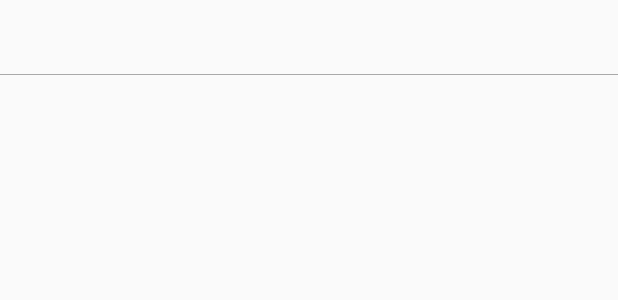
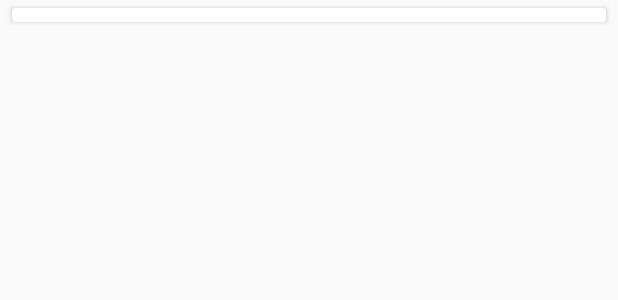
Before and after one commit to wangkr/OfferShow, an Android app: the layout layout_offerinfo_item.xml on its own in the app's theme, with its tools: preview values and no code run, on a phone screen of 412 x 824 dp. Shown: the top 300 px of the screen. Run offline under Robolectric (Android 15) with nearby library versions, the phone set to English and light mode, and no system bars.

Commit message:
second commit

```diff
--- a/app/src/main/AndroidManifest.xml
+++ b/app/src/main/AndroidManifest.xml
@@ -16,6 +16,7 @@
         android:icon="@mipmap/ic_launcher"
         android:label="@string/app_name"
         android:supportsRtl="true"
+        android:hardwareAccelerated="true"
         android:theme="@style/AppTheme"
         android:name=".OfferShowApp">
         <activity
@@ -39,6 +40,7 @@
         </activity>
 
         <activity android:name=".activity.AboutActivity"
+            android:label="更多"
             android:configChanges="orientation"
             android:screenOrientation="portrait"
             android:windowSoftInputMode="adjustUnspecified|stateHidden">
--- a/app/src/main/java/offershow/online/activity/base/BaseActivity.java
+++ b/app/src/main/java/offershow/online/activity/base/BaseActivity.java
@@ -89,10 +89,4 @@ public class BaseActivity extends AppCompatActivity {
         super.onPause();
         MobclickAgent.onPause(this);
     }
-
-    @Override
-    protected void onStop() {
-        super.onStop();
-        HttpClientBase.getInstance().cancellAll();
-    }
 }
--- a/app/src/main/java/offershow/online/model/helper/DataHelper.java
+++ b/app/src/main/java/offershow/online/model/helper/DataHelper.java
@@ -223,7 +223,8 @@ public class DataHelper {
 
     public static void  updateOfferInfoWrapperList(List<OfferInfo> ois){
         if (ois.size() > sOfferInfoWrappers.size()) {
-            for(int i = 0;i < ois.size() - sOfferInfoWrappers.size();i++){
+            int oiwSize = sOfferInfoWrappers.size();
+            for(int i = 0;i < ois.size() - oiwSize;i++){
                 OfferInfo oi = ois.get(i);
                 sOfferInfoWrappers.add(new OfferInfoWrapper(oi.getId(), oi.getCompany(), oi.getPosition(), oi.getCity()));
             }
--- /dev/null
+++ b/app/src/main/res/drawable/circle_bg_theme.xml
@@ -0,0 +1,6 @@
+<?xml version="1.0" encoding="utf-8"?>
+<shape xmlns:android="http://schemas.android.com/apk/res/android"
+    android:shape="oval">
+    <solid android:color="#888888"/>
+    <size android:height="10dp" android:width="10dp"/>
+</shape>
--- a/app/src/main/res/layout/layout_offerinfo_item.xml
+++ b/app/src/main/res/layout/layout_offerinfo_item.xml
@@ -1,73 +1,103 @@
 <?xml version="1.0" encoding="utf-8"?>
-<RelativeLayout
+<LinearLayout
     xmlns:android="http://schemas.android.com/apk/res/android"
     android:layout_width="match_parent"
-    android:layout_height="50dp"
-    android:paddingTop="8dp">
+    android:layout_height="wrap_content"
+    xmlns:app="http://schemas.android.com/apk/res-auto">
+    <android.support.v7.widget.CardView
+        android:id="@+id/offer_item_cv"
+        android:layout_width="match_parent"
+        android:layout_height="wrap_content"
+        android:layout_marginLeft="5dp"
+        android:layout_marginRight="5dp"
+        android:layout_marginTop="1dp"
+        android:layout_marginBottom="1dp"
+        app:cardBackgroundColor="@color/white"
+        app:contentPaddingTop="4dp"
+        app:contentPaddingLeft="10dp"
+        app:contentPaddingRight="10dp"
+        app:contentPaddingBottom="5dp"
+        app:cardCornerRadius="2dp"
+        app:cardElevation="2dp"
+        app:cardPreventCornerOverlap="true"
+        app:cardUseCompatPadding="true">
+        <TextView
+            android:id="@+id/offer_item_tag"
+            android:layout_width="wrap_content"
+            android:layout_height="35dp"
+            android:layout_gravity="center_vertical|start"
+            android:gravity="center_vertical|start"
+            android:textSize="@dimen/text_size_15"
+            android:textColor="@color/colorPrimary"
+            android:background="@color/color_b3b3b3"
+            android:visibility="gone"/>
         <TextView
             android:id="@+id/offer_item_company"
-        android:layout_width="140dp"
+            android:layout_width="wrap_content"
             android:layout_height="20dp"
-        android:layout_alignParentStart="true"
-        android:layout_alignParentTop="true"
-        android:layout_marginStart="10dp"
-        style="@style/OfferItem.TextView"/>
+            android:layout_gravity="start|top"
+            style="@style/OfferItem.TextView"
+            android:visibility="gone"/>
 
         <TextView
             android:id="@+id/offer_item_city"
             android:layout_width="60dp"
-        android:layout_height="20dp"
-        android:layout_alignParentTop="true"
-        android:layout_toEndOf="@id/offer_item_company"
-        android:layout_marginStart="5dp"
-        style="@style/OfferItem.TextView"/>
+            android:layout_height="15dp"
+            android:layout_marginTop="20dp"
+            android:layout_gravity="start"
+            style="@style/OfferItem.TextView.SubText"
+            android:visibility="gone"/>
 
         <TextView
             android:id="@+id/offer_item_position"
-        android:layout_width="130dp"
-        android:layout_height="20dp"
-        android:layout_alignParentTop="true"
-        android:layout_alignParentEnd="true"
-        android:layout_marginEnd="10dp"
-        style="@style/OfferItem.TextView"
-        android:gravity="right|center_vertical"/>
+            android:layout_width="wrap_content"
+            android:layout_height="15dp"
+            android:layout_marginTop="20dp"
+            android:layout_marginStart="60dp"
+            style="@style/OfferItem.TextView.SubText"
+            android:gravity="start|center_vertical"
+            android:visibility="gone"/>
 
         <TextView
             android:id="@+id/offer_item_score"
-        android:layout_width="140dp"
-        android:layout_height="wrap_content"
-        android:layout_below="@id/offer_item_company"
-        android:textColor="@color/color_999999"
-        android:layout_marginStart="10dp"
+            android:layout_width="35dp"
+            android:layout_height="35dp"
+            android:textColor="@color/color_split_line_cccccc"
+            android:layout_gravity="center_vertical|end"
             android:textSize="10sp"
-        android:gravity="start|center_vertical"
-        android:layout_marginEnd="5dp"/>
+            android:gravity="center"
+            android:background="@drawable/circle_bg_theme"
+            android:layout_marginEnd="5dp"
+            android:visibility="gone"/>
 
+        <View
+            android:id="@+id/offer_detail_eye"
+            android:layout_width="12dp"
+            android:layout_height="8dp"
+            android:background="@drawable/eye_icn"
+            android:layout_marginTop="38.5dp"
+            android:visibility="gone"/>
         <TextView
             android:id="@+id/offer_item_number"
-        android:layout_width="90dp"
-        android:layout_height="wrap_content"
-        android:layout_toRightOf="@id/offer_item_score"
-        android:layout_below="@id/offer_item_company"
+            android:layout_width="40dp"
+            android:layout_height="15dp"
             android:textColor="@color/color_999999"
             android:textSize="10sp"
             android:gravity="start|center_vertical"
-        android:layout_marginEnd="10dp"/>
+            android:layout_marginStart="14dp"
+            android:layout_marginTop="35dp"
+            android:visibility="gone"/>
 
 
         <TextView
             android:id="@+id/offer_item_time"
             android:layout_width="wrap_content"
-        android:layout_height="wrap_content"
-        android:layout_alignParentEnd="true"
-        android:layout_below="@id/offer_item_company"
+            android:layout_height="15dp"
             android:textColor="@color/color_999999"
             android:textSize="10sp"
-        android:gravity="end|center_vertical"
-        android:layout_marginEnd="10dp"/>
-    <View
-        android:layout_width="match_parent"
-        android:layout_height="1px"
-        android:background="@color/color_gray_a9a9a9"
-        android:layout_alignParentBottom="true"/>
-</RelativeLayout>
+            android:gravity="start|center_vertical"
+            android:layout_marginStart="60dp"
+            android:layout_marginTop="35dp"
+            android:visibility="gone"/>
+    </android.support.v7.widget.CardView>
+</LinearLayout>
--- a/app/src/main/res/layout/nim_easy_alert_dialog_title.xml
+++ b/app/src/main/res/layout/nim_easy_alert_dialog_title.xml
@@ -33,6 +33,6 @@
     <View
         android:layout_width="match_parent"
         android:layout_height="@dimen/dark_line_size"
-        android:background="@color/colorAccent" />
+        android:background="@color/colorPrimary" />
 
 </LinearLayout>
--- a/app/src/main/res/values/colors.xml
+++ b/app/src/main/res/values/colors.xml
@@ -37,9 +37,10 @@
     <color name="color_black_333333">#333333</color>
     <color name="color_grey_999999">#999999</color>
     <color name="color_grey_555555">#555555</color>
+    <color name="color_grey_666666">#666666</color>
     <color name="color_green_disable">#a2efe0</color>
     <color name="color_green_00d3a9">#ff00D3A9</color>
-    <color name="theme_color">#3AC0B5</color>
+    <color name="theme_color">#2e2f3b</color>
     <color name="action_bar_black_title_1f1f1f">#1f1f1f</color>
     <color name="action_bar_black_title_color">#252525</color>
 
--- a/app/src/main/res/values/styles-nim.xml
+++ b/app/src/main/res/values/styles-nim.xml
@@ -29,7 +29,7 @@
 
     <style name="dialog_title_text_style">
         <item name="android:textSize">@dimen/big_text_size</item>
-        <item name="android:textColor">@color/color_activity_blue_bg</item>
+        <item name="android:textColor">@color/colorPrimary</item>
         <item name="android:textStyle">bold</item>
         <item name="android:paddingLeft">@dimen/dialog_text_margin_horizontal</item>
         <item name="android:paddingRight">@dimen/dialog_text_margin_horizontal</item>
--- a/app/src/main/res/values/styles.xml
+++ b/app/src/main/res/values/styles.xml
@@ -27,6 +27,14 @@
         <item name="android:textColor">@color/color_333333</item>
     </style>
 
+    <style name="OfferItem.TextView.SubText">
+        <item name="android:ellipsize">end</item>
+        <item name="android:textSize">@dimen/text_size_11</item>
+        <item name="android:gravity">start|center_vertical</item>
+        <item name="android:lines">1</item>
+        <item name="android:textColor">@color/color_grey_666666</item>
+    </style>
+
     <style name="OfferItem.MatInputText">
         <item name="met_baseColor">@color/color_333333</item>
         <item name="met_primaryColor">@color/colorAccent</item>
```
Also changed, not shown: app/src/main/java/offershow/online/activity/MainActivity.java (+11 -1 lines), app/src/main/java/offershow/online/config/AppCache.java (+4 -4 lines), app/src/main/java/offershow/online/model/OfferListPanel.java (+5 -5 lines), app/src/main/java/offershow/online/model/viewholder/OfferViewHolderBase.java (+35 -8 lines), app/src/main/res/drawable-hdpi/eye_icn.png (added). Lines whose indentation alone changed are shown as unchanged.
